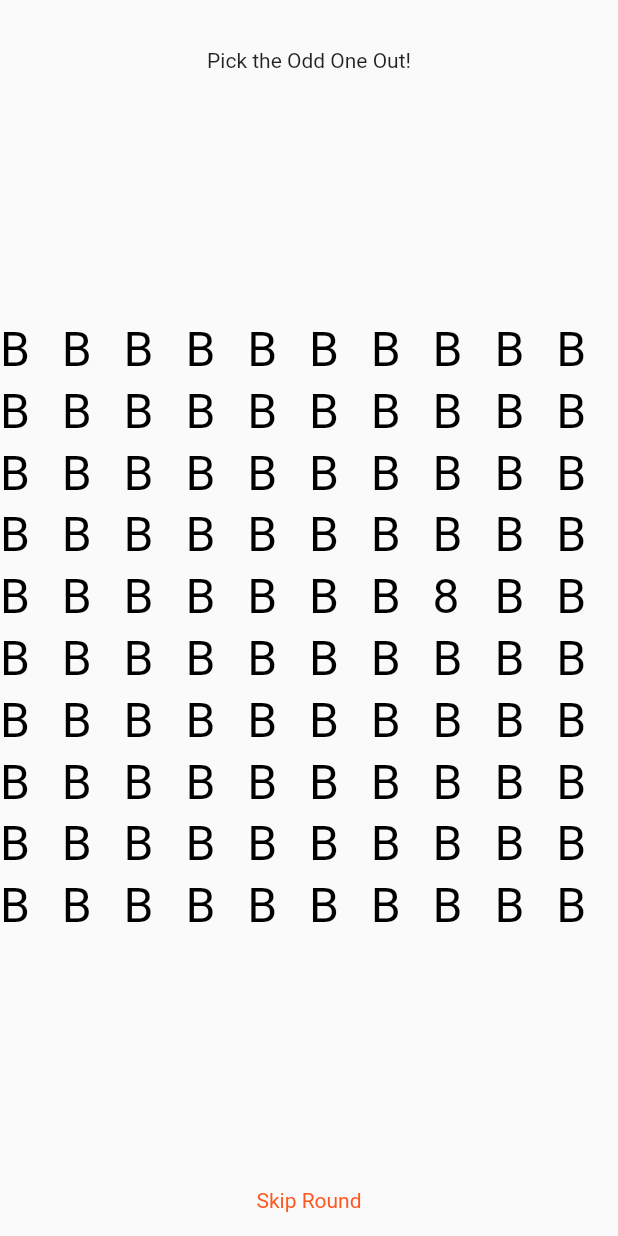
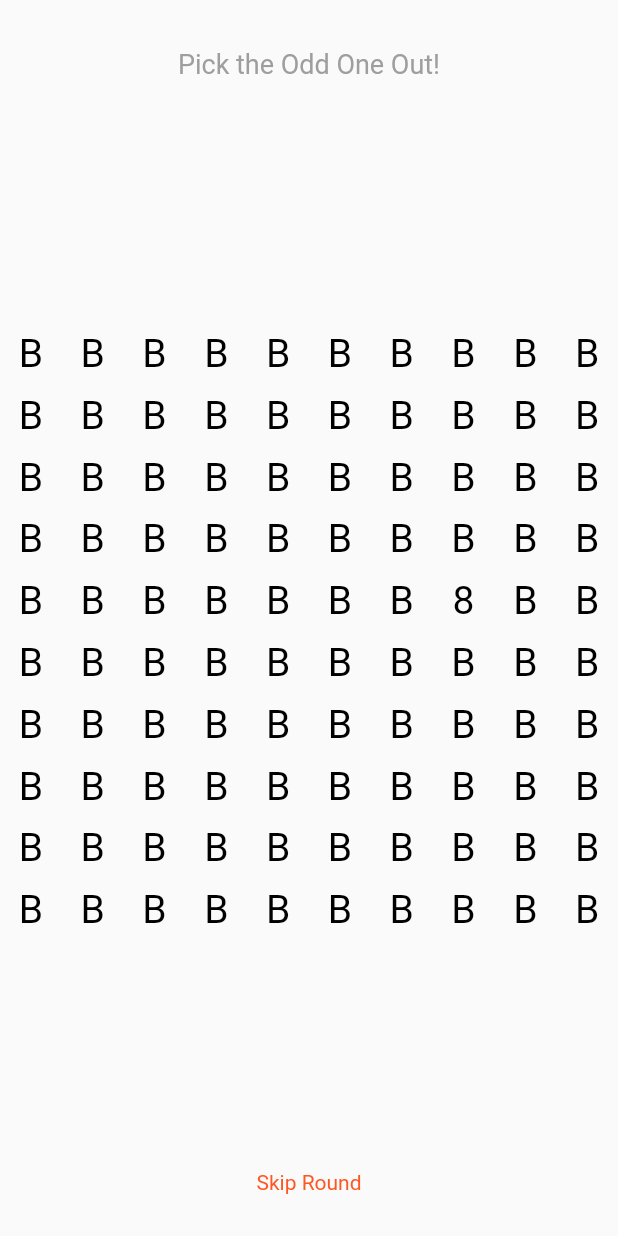
Before and after one commit to pedromassango/odd1out, a Flutter app: the screen it shows after launch, on a phone screen of 412 x 824 dp. Run offline on Flutter 3.47's test engine with Material 2 defaults, Android fonts, the phone set to English and light mode, and no system bars.

Commit message:
handling points

```diff
--- a/lib/main.dart
+++ b/lib/main.dart
@@ -25,6 +25,7 @@ class MyHomePage extends StatefulWidget {
 
 class _MyHomePageState extends State<MyHomePage> {
 
+  int points = 0;
   int totalElements = 100;
   bool isGameRunning;
   Challenge challenge;
@@ -37,14 +38,17 @@ class _MyHomePageState extends State<MyHomePage> {
     challenge = Games().getRandomChallenge();
   }
 
+  void restartGame(){
+    points = 0;
+    generateGame();
+  }
+
 
   bool generated = false;
   int lastOddPosition;
   String getGameItem(int index) {
     var r = random.nextInt(totalElements);
     var result = challenge.common;
-
-    print('First IF> $index & $r');
 
     if (index == r && generated == false) {
       if(lastOddPosition == r) {
@@ -53,7 +57,7 @@ class _MyHomePageState extends State<MyHomePage> {
         result = challenge.odd;
       generated = true;
       lastOddPosition = r;
-    } else if(index == totalElements-1 && generated == false){
+    } else if(index == totalElements && generated == false){
       if(lastOddPosition == r) {
         return getGameItem(index);
       }
@@ -64,6 +68,50 @@ class _MyHomePageState extends State<MyHomePage> {
 
 
     return result;
+  }
+
+  onItemClick(int i){
+    if(i == lastOddPosition){
+      // winner
+      setState(() {
+        points += 1;
+        generateGame();
+      });
+    }else{
+      // loser
+      if(points == 0){
+        showDialog(
+            context: context,
+          builder: (BuildContext context){
+              return AlertDialog(
+                title: Text('End of the Game :('),
+                content: Text('You\'ve lost all your points, keep hitting to stay in the game!'),
+                actions: <Widget>[
+                  FlatButton(
+                      onPressed: (){
+                        Navigator.of(context).pop();
+                      },
+                      child: Text("Close".toUpperCase())),
+                  FlatButton(
+                      onPressed: (){
+                        setState(() {
+                          Navigator.of(context).pop();
+                          restartGame();
+                        });
+                      },
+                      child: Text("RESTART"))
+                ],
+              );
+          }
+        );
+        return;
+      }
+
+      setState(() {
+        points -= 2;
+        generateGame();
+      });
+    }
   }
 
   @override
@@ -83,29 +131,49 @@ class _MyHomePageState extends State<MyHomePage> {
          mainAxisSize: MainAxisSize.max,
          crossAxisAlignment: CrossAxisAlignment.center,
          children: <Widget>[
-           Text("Pick the Odd One Out!"),
+           Text("Pick the Odd One Out!\n ${points == 0 ? '': points}",
+             textAlign: TextAlign.center,
+             style: TextStyle(
+             color: Colors.grey,
+             fontSize: 18
+           ),),
            Spacer(),
            GridView.count(
              crossAxisCount: 10,
              shrinkWrap: true,
              physics: NeverScrollableScrollPhysics(),
              children: List.generate(totalElements, (i){
-               return Text(
+               return InkWell(
+                 onTap: (){
+                   onItemClick(i);
+                 },
+                 child: Center(
+                   child: Text(
                      getGameItem(i),
                      style: TextStyle(color: Colors.black,
-                   fontSize: 32
+                       fontSize: 26
+                     ),
+                   ),
                  ),
                );
              }),
            ),
            Spacer(),
            GestureDetector(
-             onTap: (){
+               onTap: () {
                  setState(() {
                    generateGame();
                  });
                },
-               child: Text('Skip Round', style: TextStyle(color: Colors.deepOrange),)),
+               child: Container(
+                 height: 40,
+                 width: 100,
+                 child: Center(
+                   child: Text(
+                     'Skip Round', style: TextStyle(color: Colors.deepOrange),
+                   ),
+                 ),
+               ),),
          ],
        ),
      ),
```
Lines whose indentation alone changed are shown as unchanged.
